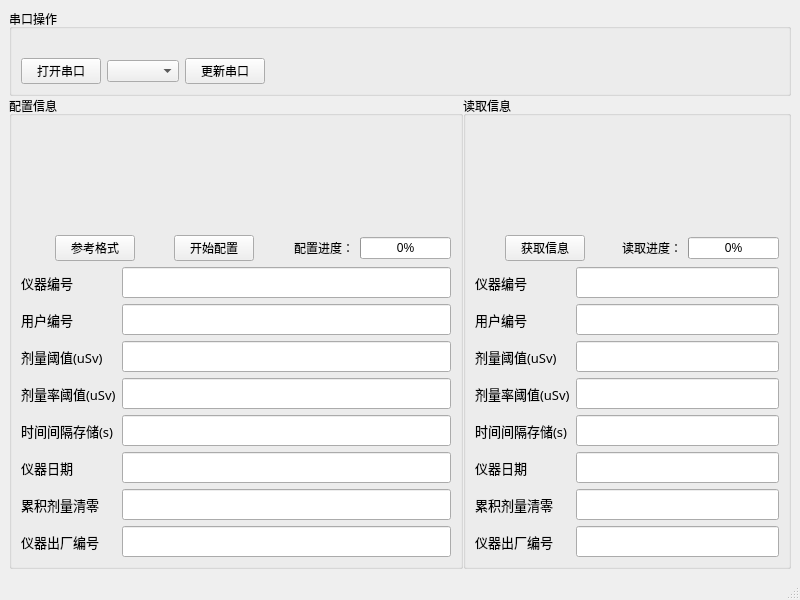
Qt form pyqtUI/main.ui (RedFalsh/EPD_Config) before a commit.
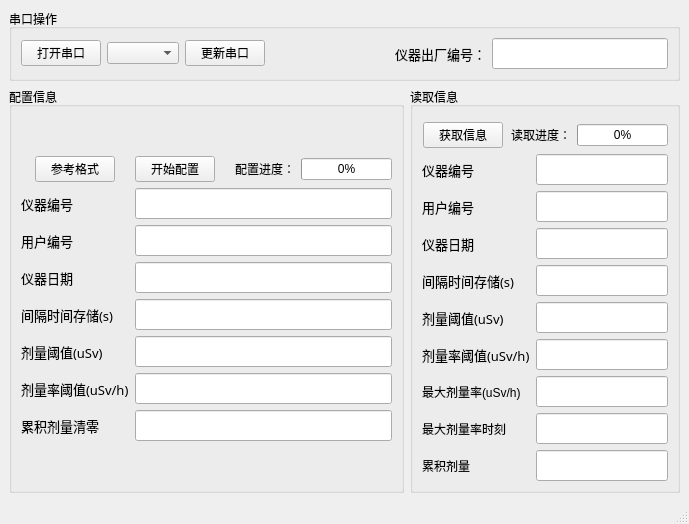
The same form after that commit.

Commit message: 修改界面显示，添加最大剂量率和最大剂量率时间读取\r\n累积剂量清零和读取

```diff
--- a/pyqtUI/main.ui
+++ b/pyqtUI/main.ui
@@ -6,8 +6,8 @@
    <rect>
     <x>0</x>
     <y>0</y>
-    <width>800</width>
-    <height>600</height>
+    <width>689</width>
+    <height>482</height>
    </rect>
   </property>
   <property name="windowTitle">
@@ -44,6 +44,9 @@
       <property name="bottomMargin">
        <number>9</number>
       </property>
+      <property name="spacing">
+       <number>6</number>
+      </property>
       <item row="1" column="1">
        <widget class="QGroupBox" name="groupBox_9">
         <property name="title">
@@ -53,19 +56,6 @@
          <property name="fieldGrowthPolicy">
           <enum>QFormLayout::AllNonFixedFieldsGrow</enum>
          </property>
-         <item row="0" column="0">
-          <spacer name="verticalSpacer_2">
-           <property name="orientation">
-            <enum>Qt::Vertical</enum>
-           </property>
-           <property name="sizeHint" stdset="0">
-            <size>
-             <width>20</width>
-             <height>20</height>
-            </size>
-           </property>
-          </spacer>
-         </item>
          <item row="1" column="0" colspan="2">
           <layout class="QHBoxLayout" name="horizontalLayout_9">
            <item>
@@ -190,6 +180,84 @@
           </widget>
          </item>
          <item row="4" column="0">
+          <widget class="QLabel" name="label_28">
+           <property name="minimumSize">
+            <size>
+             <width>0</width>
+             <height>0</height>
+            </size>
+           </property>
+           <property name="font">
+            <font>
+             <family>Sans</family>
+             <pointsize>10</pointsize>
+             <weight>50</weight>
+             <bold>false</bold>
+            </font>
+           </property>
+           <property name="text">
+            <string>仪器日期</string>
+           </property>
+          </widget>
+         </item>
+         <item row="4" column="1">
+          <widget class="QLineEdit" name="lineEdit_R_InstrumentDate">
+           <property name="minimumSize">
+            <size>
+             <width>0</width>
+             <height>0</height>
+            </size>
+           </property>
+           <property name="font">
+            <font>
+             <family>Arial</family>
+             <pointsize>14</pointsize>
+             <weight>50</weight>
+             <bold>false</bold>
+            </font>
+           </property>
+          </widget>
+         </item>
+         <item row="5" column="0">
+          <widget class="QLabel" name="label_24">
+           <property name="minimumSize">
+            <size>
+             <width>0</width>
+             <height>0</height>
+            </size>
+           </property>
+           <property name="font">
+            <font>
+             <family>Sans</family>
+             <pointsize>10</pointsize>
+             <weight>50</weight>
+             <bold>false</bold>
+            </font>
+           </property>
+           <property name="text">
+            <string>间隔时间存储(s)</string>
+           </property>
+          </widget>
+         </item>
+         <item row="5" column="1">
+          <widget class="QLineEdit" name="lineEdit_R_IntervalTime">
+           <property name="minimumSize">
+            <size>
+             <width>0</width>
+             <height>0</height>
+            </size>
+           </property>
+           <property name="font">
+            <font>
+             <family>Arial</family>
+             <pointsize>14</pointsize>
+             <weight>50</weight>
+             <bold>false</bold>
+            </font>
+           </property>
+          </widget>
+         </item>
+         <item row="6" column="0">
           <widget class="QLabel" name="label_26">
            <property name="minimumSize">
             <size>
@@ -210,8 +278,8 @@
            </property>
           </widget>
          </item>
-         <item row="4" column="1">
-          <widget class="QLineEdit" name="lineEdit_23">
+         <item row="6" column="1">
+          <widget class="QLineEdit" name="lineEdit_R_DoseThreshold">
            <property name="minimumSize">
             <size>
              <width>0</width>
@@ -226,7 +294,7 @@
            </property>
           </widget>
          </item>
-         <item row="5" column="0">
+         <item row="7" column="0">
           <widget class="QLabel" name="label_25">
            <property name="minimumSize">
             <size>
@@ -243,85 +311,7 @@
             </font>
            </property>
            <property name="text">
-            <string>剂量率阈值(uSv)</string>
-           </property>
-          </widget>
-         </item>
-         <item row="5" column="1">
-          <widget class="QLineEdit" name="lineEdit_24">
-           <property name="minimumSize">
-            <size>
-             <width>0</width>
-             <height>0</height>
-            </size>
-           </property>
-           <property name="font">
-            <font>
-             <family>Arial</family>
-             <pointsize>14</pointsize>
-             <weight>50</weight>
-             <bold>false</bold>
-            </font>
-           </property>
-          </widget>
-         </item>
-         <item row="6" column="0">
-          <widget class="QLabel" name="label_24">
-           <property name="minimumSize">
-            <size>
-             <width>0</width>
-             <height>0</height>
-            </size>
-           </property>
-           <property name="font">
-            <font>
-             <family>Sans</family>
-             <pointsize>10</pointsize>
-             <weight>50</weight>
-             <bold>false</bold>
-            </font>
-           </property>
-           <property name="text">
-            <string>时间间隔存储(s)</string>
-           </property>
-          </widget>
-         </item>
-         <item row="6" column="1">
-          <widget class="QLineEdit" name="lineEdit_25">
-           <property name="minimumSize">
-            <size>
-             <width>0</width>
-             <height>0</height>
-            </size>
-           </property>
-           <property name="font">
-            <font>
-             <family>Arial</family>
-             <pointsize>14</pointsize>
-             <weight>50</weight>
-             <bold>false</bold>
-            </font>
-           </property>
-          </widget>
-         </item>
-         <item row="7" column="0">
-          <widget class="QLabel" name="label_28">
-           <property name="minimumSize">
-            <size>
-             <width>0</width>
-             <height>0</height>
-            </size>
-           </property>
-           <property name="font">
-            <font>
-             <family>Sans</family>
-             <pointsize>10</pointsize>
-             <weight>50</weight>
-             <bold>false</bold>
-            </font>
-           </property>
-           <property name="text">
-            <string>仪器日期</string>
+            <string>剂量率阈值(uSv/h)</string>
            </property>
           </widget>
          </item>
@@ -344,79 +334,65 @@
           </widget>
          </item>
          <item row="8" column="0">
-          <widget class="QLabel" name="label_20">
-           <property name="minimumSize">
-            <size>
-             <width>0</width>
-             <height>0</height>
-            </size>
-           </property>
-           <property name="font">
-            <font>
-             <family>Sans</family>
-             <pointsize>10</pointsize>
-             <weight>50</weight>
-             <bold>false</bold>
-            </font>
-           </property>
+          <widget class="QLabel" name="label">
            <property name="text">
-            <string>累积剂量清零</string>
+            <string>最大剂量率(uSv/h)</string>
            </property>
           </widget>
          </item>
          <item row="8" column="1">
-          <widget class="QLineEdit" name="lineEdit_29">
-           <property name="minimumSize">
-            <size>
-             <width>0</width>
-             <height>0</height>
-            </size>
-           </property>
+          <widget class="QLineEdit" name="lineEdit_R_MaximumDoseRate">
            <property name="font">
             <font>
              <family>Arial</family>
              <pointsize>14</pointsize>
-             <weight>50</weight>
-             <bold>false</bold>
             </font>
            </property>
           </widget>
          </item>
          <item row="9" column="0">
-          <widget class="QLabel" name="label_21">
-           <property name="minimumSize">
-            <size>
-             <width>0</width>
-             <height>0</height>
-            </size>
-           </property>
-           <property name="font">
-            <font>
-             <family>Sans</family>
-             <pointsize>10</pointsize>
-             <weight>50</weight>
-             <bold>false</bold>
-            </font>
-           </property>
+          <widget class="QLabel" name="label_4">
            <property name="text">
-            <string>仪器出厂编号</string>
+            <string>最大剂量率时刻</string>
            </property>
           </widget>
          </item>
          <item row="9" column="1">
-          <widget class="QLineEdit" name="lineEdit_30">
-           <property name="minimumSize">
+          <widget class="QLineEdit" name="lineEdit_R_MaximumDoseRateTime">
+           <property name="font">
+            <font>
+             <family>Arial</family>
+             <pointsize>14</pointsize>
+            </font>
+           </property>
+          </widget>
+         </item>
+         <item row="0" column="0">
+          <spacer name="verticalSpacer_2">
+           <property name="orientation">
+            <enum>Qt::Vertical</enum>
+           </property>
+           <property name="sizeHint" stdset="0">
             <size>
-             <width>0</width>
-             <height>0</height>
+             <width>20</width>
+             <height>40</height>
             </size>
            </property>
+          </spacer>
+         </item>
+         <item row="10" column="0">
+          <widget class="QLabel" name="label_5">
+           <property name="text">
+            <string>累积剂量</string>
+           </property>
+          </widget>
+         </item>
+         <item row="10" column="1">
+          <widget class="QLineEdit" name="lineEdit_R_CumulativeDose">
            <property name="font">
             <font>
              <family>Arial</family>
              <pointsize>14</pointsize>
-             <weight>50</weight>
-             <bold>false</bold>
             </font>
            </property>
           </widget>
@@ -483,6 +459,45 @@
            </property>
           </spacer>
          </item>
+         <item row="1" column="3">
+          <widget class="QLineEdit" name="lineEdit_InstrumentFactoryNumber">
+           <property name="minimumSize">
+            <size>
+             <width>0</width>
+             <height>0</height>
+            </size>
+           </property>
+           <property name="font">
+            <font>
+             <family>Arial</family>
+             <pointsize>14</pointsize>
+             <weight>50</weight>
+             <bold>false</bold>
+            </font>
+           </property>
+          </widget>
+         </item>
+         <item row="1" column="2">
+          <widget class="QLabel" name="label_17">
+           <property name="minimumSize">
+            <size>
+             <width>0</width>
+             <height>0</height>
+            </size>
+           </property>
+           <property name="font">
+            <font>
+             <family>Sans</family>
+             <pointsize>10</pointsize>
+             <weight>50</weight>
+             <bold>false</bold>
+            </font>
+           </property>
+           <property name="text">
+            <string>仪器出厂编号：</string>
+           </property>
+          </widget>
+         </item>
         </layout>
        </widget>
       </item>
@@ -495,19 +510,6 @@
          <property name="fieldGrowthPolicy">
           <enum>QFormLayout::AllNonFixedFieldsGrow</enum>
          </property>
-         <item row="0" column="0">
-          <spacer name="verticalSpacer">
-           <property name="orientation">
-            <enum>Qt::Vertical</enum>
-           </property>
-           <property name="sizeHint" stdset="0">
-            <size>
-             <width>20</width>
-             <height>20</height>
-            </size>
-           </property>
-          </spacer>
-         </item>
          <item row="1" column="0" colspan="2">
           <layout class="QHBoxLayout" name="horizontalLayout_8">
            <item>
@@ -650,6 +652,58 @@
           </widget>
          </item>
          <item row="4" column="0">
+          <widget class="QLabel" name="label_18">
+           <property name="minimumSize">
+            <size>
+             <width>0</width>
+             <height>0</height>
+            </size>
+           </property>
+           <property name="font">
+            <font>
+             <family>Sans</family>
+             <pointsize>10</pointsize>
+             <weight>50</weight>
+             <bold>false</bold>
+            </font>
+           </property>
+           <property name="text">
+            <string>仪器日期</string>
+           </property>
+          </widget>
+         </item>
+         <item row="4" column="1">
+          <widget class="QLineEdit" name="lineEdit_W_InstrumentDate">
+           <property name="minimumSize">
+            <size>
+             <width>0</width>
+             <height>0</height>
+            </size>
+           </property>
+           <property name="font">
+            <font>
+             <family>Arial</family>
+             <pointsize>14</pointsize>
+             <weight>50</weight>
+             <bold>false</bold>
+            </font>
+           </property>
+          </widget>
+         </item>
+         <item row="13" column="0" colspan="2">
+          <spacer name="verticalSpacer_4">
+           <property name="orientation">
+            <enum>Qt::Vertical</enum>
+           </property>
+           <property name="sizeHint" stdset="0">
+            <size>
+             <width>20</width>
+             <height>40</height>
+            </size>
+           </property>
+          </spacer>
+         </item>
+         <item row="6" column="0">
           <widget class="QLabel" name="label_19">
            <property name="minimumSize">
             <size>
@@ -670,25 +724,7 @@
            </property>
           </widget>
          </item>
-         <item row="4" column="1">
-          <widget class="QLineEdit" name="lineEdit_11">
-           <property name="minimumSize">
-            <size>
-             <width>0</width>
-             <height>0</height>
-            </size>
-           </property>
-           <property name="font">
-            <font>
-             <family>Arial</family>
-             <pointsize>14</pointsize>
-             <weight>50</weight>
-             <bold>false</bold>
-            </font>
-           </property>
-          </widget>
-         </item>
-         <item row="5" column="0">
+         <item row="7" column="0">
           <widget class="QLabel" name="label_14">
            <property name="minimumSize">
             <size>
@@ -705,46 +741,7 @@
             </font>
            </property>
            <property name="text">
-            <string>剂量率阈值(uSv)</string>
-           </property>
-          </widget>
-         </item>
-         <item row="5" column="1">
-          <widget class="QLineEdit" name="lineEdit_12">
-           <property name="minimumSize">
-            <size>
-             <width>0</width>
-             <height>0</height>
-            </size>
-           </property>
-           <property name="font">
-            <font>
-             <family>Arial</family>
-             <pointsize>14</pointsize>
-             <weight>50</weight>
-             <bold>false</bold>
-            </font>
-           </property>
-          </widget>
-         </item>
-         <item row="6" column="0">
-          <widget class="QLabel" name="label_12">
-           <property name="minimumSize">
-            <size>
-             <width>0</width>
-             <height>0</height>
-            </size>
-           </property>
-           <property name="font">
-            <font>
-             <family>Sans</family>
-             <pointsize>10</pointsize>
-             <weight>50</weight>
-             <bold>false</bold>
-            </font>
-           </property>
-           <property name="text">
-            <string>时间间隔存储(s)</string>
+            <string>剂量率阈值(uSv/h)</string>
            </property>
           </widget>
          </item>
@@ -766,27 +763,6 @@
            </property>
           </widget>
          </item>
-         <item row="7" column="0">
-          <widget class="QLabel" name="label_18">
-           <property name="minimumSize">
-            <size>
-             <width>0</width>
-             <height>0</height>
-            </size>
-           </property>
-           <property name="font">
-            <font>
-             <family>Sans</family>
-             <pointsize>10</pointsize>
-             <weight>50</weight>
-             <bold>false</bold>
-            </font>
-           </property>
-           <property name="text">
-            <string>仪器日期</string>
-           </property>
-          </widget>
-         </item>
          <item row="7" column="1">
           <widget class="QLineEdit" name="lineEdit_14">
            <property name="minimumSize">
@@ -805,7 +781,7 @@
            </property>
           </widget>
          </item>
-         <item row="8" column="0">
+         <item row="9" column="0">
           <widget class="QLabel" name="label_15">
            <property name="minimumSize">
             <size>
@@ -826,8 +802,8 @@
            </property>
           </widget>
          </item>
-         <item row="8" column="1">
-          <widget class="QLineEdit" name="lineEdit_17">
+         <item row="9" column="1">
+          <widget class="QLineEdit" name="lineEdit_W_CumulativeDoseReset">
            <property name="minimumSize">
             <size>
              <width>0</width>
@@ -844,8 +820,8 @@
            </property>
           </widget>
          </item>
-         <item row="9" column="0">
-          <widget class="QLabel" name="label_17">
+         <item row="5" column="0">
+          <widget class="QLabel" name="label_12">
            <property name="minimumSize">
             <size>
              <width>0</width>
@@ -861,12 +837,12 @@
             </font>
            </property>
            <property name="text">
-            <string>仪器出厂编号</string>
+            <string>间隔时间存储(s)</string>
            </property>
           </widget>
          </item>
-         <item row="9" column="1">
-          <widget class="QLineEdit" name="lineEdit_18">
+         <item row="5" column="1">
+          <widget class="QLineEdit" name="lineEdit_W_IntervalTime">
            <property name="minimumSize">
             <size>
              <width>0</width>
@@ -883,6 +859,19 @@
            </property>
           </widget>
          </item>
+         <item row="0" column="0">
+          <spacer name="verticalSpacer">
+           <property name="orientation">
+            <enum>Qt::Vertical</enum>
+           </property>
+           <property name="sizeHint" stdset="0">
+            <size>
+             <width>20</width>
+             <height>40</height>
+            </size>
+           </property>
+          </spacer>
+         </item>
         </layout>
        </widget>
       </item>
```
Left out of the diff: 40 changed lines with no effect on the pictures. The commit also changes 5 other files.
